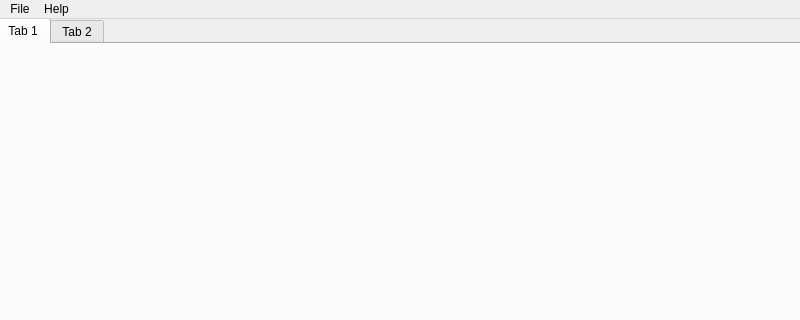
Before: the Qt Designer form ui/MainWindow.ui in Atrate/wkhtml-gui, drawn with Qt 5; both pictures show x 0 to 800 and y 0 to 320 of the 800 by 600 pixel window.
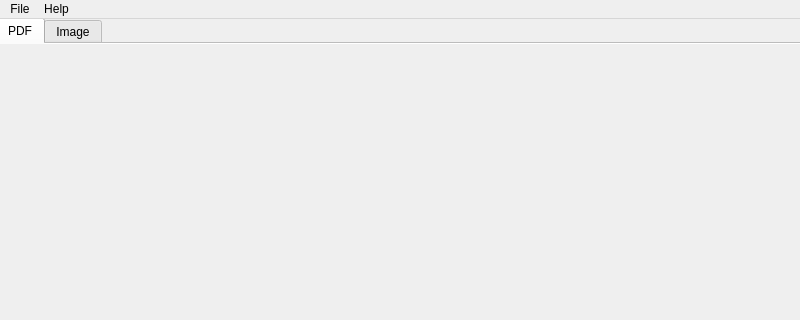
After: the same form once the commit is applied.

Commit message: [MainWindow] Update MainWindow

```diff
--- a/ui/MainWindow.ui
+++ b/ui/MainWindow.ui
@@ -26,14 +26,23 @@
     <property name="currentIndex">
      <number>0</number>
     </property>
+    <property name="elideMode">
+     <enum>Qt::ElideNone</enum>
+    </property>
+    <property name="documentMode">
+     <bool>true</bool>
+    </property>
+    <property name="tabsClosable">
+     <bool>false</bool>
+    </property>
     <widget class="QWidget" name="tabPdf">
      <attribute name="title">
-      <string>Tab 1</string>
+      <string>PDF</string>
      </attribute>
     </widget>
     <widget class="QWidget" name="tabImage">
      <attribute name="title">
-      <string>Tab 2</string>
+      <string>Image</string>
      </attribute>
     </widget>
    </widget>
```
Left out of the diff: 6 changed lines with no effect on the pictures. The commit also changes 2 other files.
